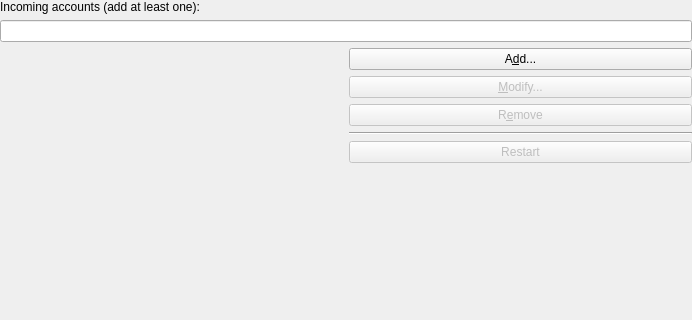
Old version of the form src/widgets/manageaccountwidget.ui in the repository KDE/akonadi; both pictures show x 0 to 692 and y 0 to 320 of the 692 by 578 pixel window.
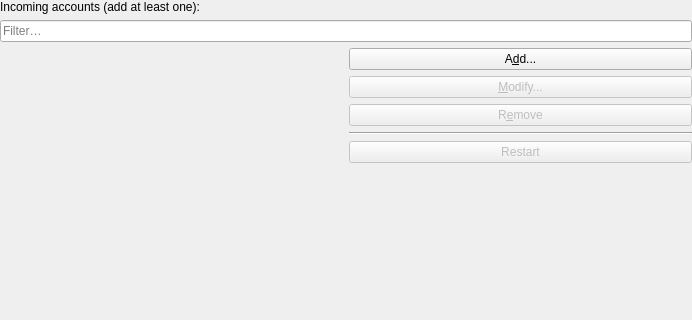
New version of the form. Custom widgets are drawn as their Qt base class.

Commit message: Fix breakage class -> name

```diff
--- a/src/widgets/manageaccountwidget.ui
+++ b/src/widgets/manageaccountwidget.ui
@@ -22,7 +22,7 @@
      </item>
      <item>
       <widget class="QLineEdit" name="mFilterAccount">
-       <property class="placeholderText">
+       <property name="placeholderText">
         <string>Filter…</string>
        </property>
       </widget>
```
